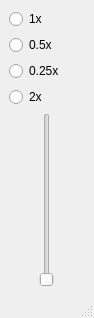
Qt form UI/animation_playback_speed.ui (HaydenGuy/Maya_Animation_Playback_Speed) before a commit.
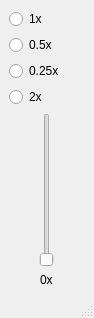
The same form after that commit. Icons and pictures are not drawn.

```diff
--- a/UI/animation_playback_speed.ui
+++ b/UI/animation_playback_speed.ui
@@ -49,8 +49,24 @@
        <layout class="QVBoxLayout" name="verticalLayout_2">
         <item alignment="Qt::AlignmentFlag::AlignHCenter">
          <widget class="QSlider" name="slider">
+          <property name="maximum">
+           <number>10</number>
+          </property>
           <property name="orientation">
            <enum>Qt::Orientation::Vertical</enum>
+          </property>
+          <property name="tickPosition">
+           <enum>QSlider::TickPosition::NoTicks</enum>
+          </property>
+          <property name="tickInterval">
+           <number>1</number>
+          </property>
+         </widget>
+        </item>
+        <item alignment="Qt::AlignmentFlag::AlignHCenter">
+         <widget class="QLabel" name="label">
+          <property name="text">
+           <string>0x</string>
           </property>
          </widget>
         </item>
```
Left out of the diff: 13 changed lines with no effect on the pictures. Lines whose indentation alone changed are shown as unchanged.
